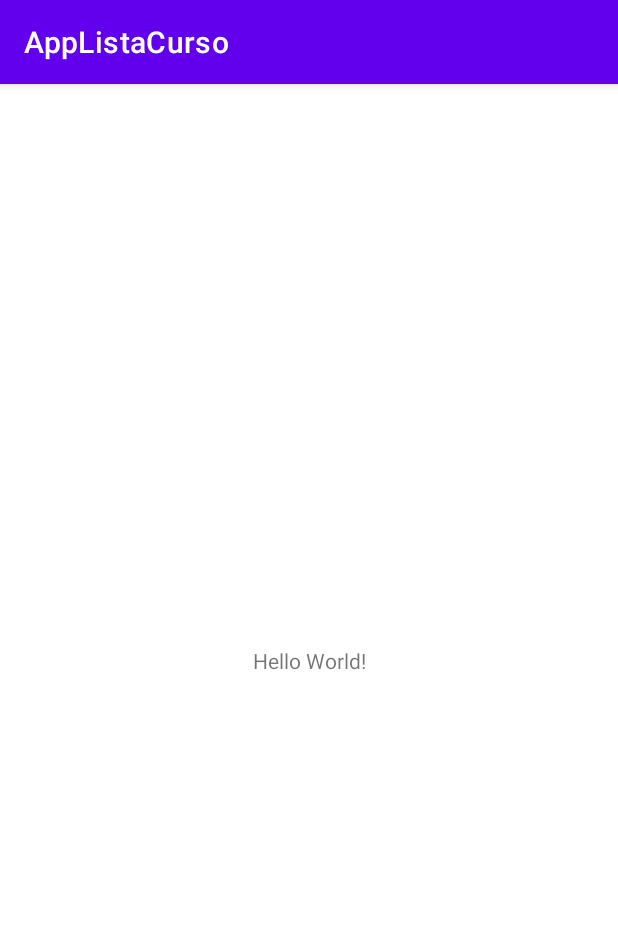
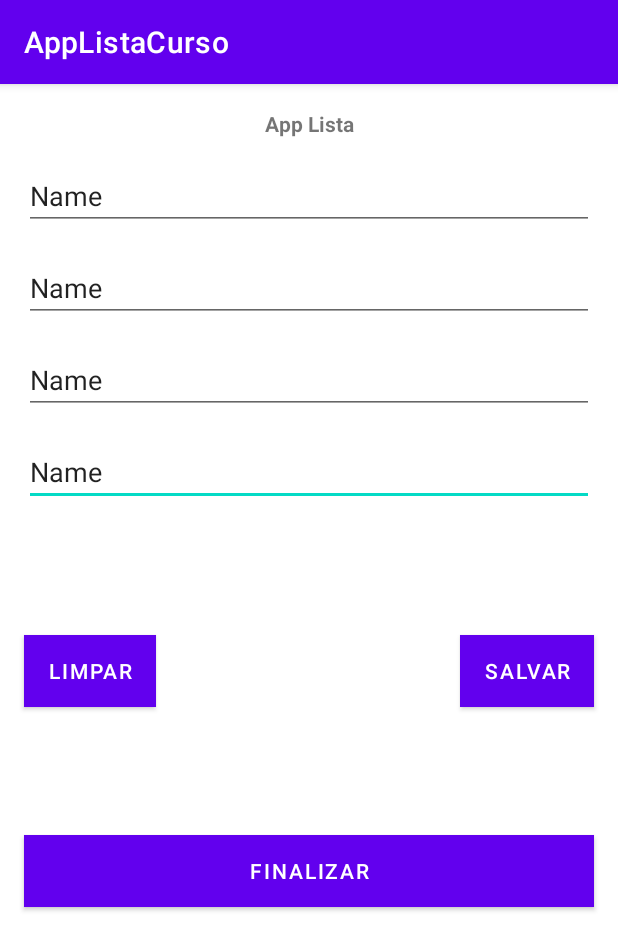
Before and after one commit to elismarjascovski/Curso-Desenvolvimento-Android, an Android app: the screen it shows after launch (MainActivity), on a phone screen of 412 x 824 dp. Shown: the top 950 px of the screen. Run offline under Robolectric (Android 15) with nearby library versions, the phone set to English and light mode, and no system bars.

Commit message:
Criar o Layout do Aplicativo

```diff
--- a/AppListaCurso/app/src/main/res/layout/activity_main.xml
+++ b/AppListaCurso/app/src/main/res/layout/activity_main.xml
@@ -7,12 +7,98 @@
     tools:context=".MainActivity">
 
     <TextView
+        android:id="@+id/textView"
         android:layout_width="wrap_content"
         android:layout_height="wrap_content"
-        android:text="Hello World!"
+        android:text="App Lista"
+        android:textStyle="bold"
         app:layout_constraintBottom_toBottomOf="parent"
         app:layout_constraintEnd_toEndOf="parent"
         app:layout_constraintStart_toStartOf="parent"
-        app:layout_constraintTop_toTopOf="parent" />
+        app:layout_constraintTop_toTopOf="parent"
+        app:layout_constraintVertical_bias="0.022" />
+
+    <EditText
+        android:id="@+id/editTextTextPersonName5"
+        android:layout_width="match_parent"
+        android:layout_height="wrap_content"
+        android:layout_margin="16dp"
+        android:ems="10"
+        android:hint="Telefone de Contato"
+        android:inputType="textPersonName"
+        android:text="Name"
+        app:layout_constraintEnd_toEndOf="parent"
+        app:layout_constraintTop_toBottomOf="@+id/editTextTextPersonName4" />
+
+    <EditText
+        android:id="@+id/editTextTextPersonName4"
+        android:layout_width="match_parent"
+        android:layout_height="wrap_content"
+        android:layout_margin="16dp"
+        android:layout_marginTop="12dp"
+        android:ems="10"
+        android:hint="Nome do Curso Desejado"
+        android:inputType="textPersonName"
+        android:text="Name"
+        app:layout_constraintEnd_toEndOf="parent"
+        app:layout_constraintTop_toBottomOf="@+id/editTextTextPersonName3" />
+
+    <EditText
+        android:id="@+id/editTextTextPersonName3"
+        android:layout_width="match_parent"
+        android:layout_height="wrap_content"
+        android:layout_margin="16dp"
+        android:ems="10"
+        android:hint="Sobrenome"
+        android:inputType="textPersonName"
+        android:text="Name"
+        app:layout_constraintEnd_toEndOf="parent"
+        app:layout_constraintTop_toBottomOf="@+id/editTextTextPersonName" />
+
+    <EditText
+        android:id="@+id/editTextTextPersonName"
+        android:layout_width="match_parent"
+        android:layout_height="wrap_content"
+        android:layout_margin="16dp"
+        android:ems="10"
+        android:hint="Primeiro Nome"
+        android:inputType="textPersonName"
+        android:text="Name"
+        app:layout_constraintEnd_toEndOf="parent"
+        app:layout_constraintTop_toBottomOf="@+id/textView" />
+
+    <Button
+        android:id="@+id/button"
+        android:layout_width="wrap_content"
+        android:layout_height="wrap_content"
+        android:layout_marginStart="16dp"
+        android:background="@color/corBotoes"
+        android:text="LIMPAR"
+        app:layout_constraintBottom_toTopOf="@+id/button3"
+        app:layout_constraintStart_toStartOf="parent"
+        app:layout_constraintTop_toBottomOf="@+id/editTextTextPersonName5" />
+
+    <Button
+        android:id="@+id/button2"
+        android:layout_width="wrap_content"
+        android:layout_height="wrap_content"
+        android:layout_marginEnd="16dp"
+        android:background="@color/corBotoes"
+        android:text="SALVAR"
+        app:layout_constraintBottom_toTopOf="@+id/button3"
+        app:layout_constraintEnd_toEndOf="parent"
+        app:layout_constraintTop_toBottomOf="@+id/editTextTextPersonName5" />
+
+    <Button
+        android:id="@+id/button3"
+        android:layout_width="match_parent"
+        android:layout_height="wrap_content"
+        android:layout_margin="16dp"
+        android:background="@color/corBotoes"
+        android:text="FINALIZAR"
+        app:layout_constraintBottom_toBottomOf="parent"
+        app:layout_constraintEnd_toEndOf="parent"
+        app:layout_constraintStart_toStartOf="parent"
+        app:layout_constraintTop_toBottomOf="@+id/editTextTextPersonName5" />
 
 </androidx.constraintlayout.widget.ConstraintLayout>
--- a/AppListaCurso/app/src/main/res/values/colors.xml
+++ b/AppListaCurso/app/src/main/res/values/colors.xml
@@ -7,4 +7,5 @@
     <color name="teal_700">#FF018786</color>
     <color name="black">#FF000000</color>
     <color name="white">#FFFFFFFF</color>
+    <color name="corBotoes">#4893B5</color>
 </resources>
```
